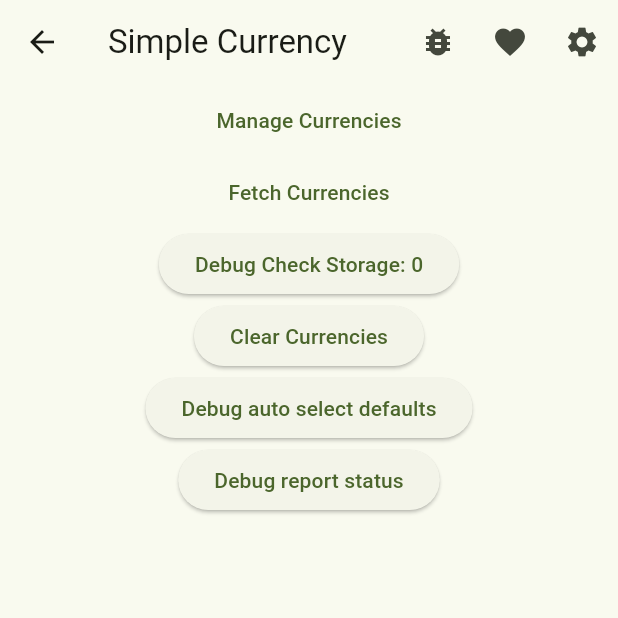
After one commit to wesleybliss/simple-currency, a Flutter app: the screen it shows after launch, after a tap on the "bug report" icon, on a phone screen of 412 x 824 dp, the top half of it. The commit adds this screen. Run offline on Flutter 3.47's test engine with Material 3 defaults, Android fonts, the phone set to English and light mode, and no system bars; our stand-ins replace copy_with_extension, dio, fluro, flutter_riverpod, objectbox, shared_preferences; missing offline and left inert: avatars, currency_formatter, sealed_currencies; generated files the repository leaves out were written again; network calls fail.

```diff
--- a/lib/config/application.dart
+++ b/lib/config/application.dart
@@ -1,5 +1,6 @@
 import 'package:fluro/fluro.dart';
 import 'package:flutter/services.dart';
+import 'package:shared_preferences/shared_preferences.dart';
 import 'package:simple_currency/domain/constants/constants.dart';
 import 'package:simple_currency/domain/di/spot.dart';
 import 'package:simple_currency/domain/di/spot_module.dart';
@@ -19,7 +20,7 @@ import 'package:streaming_shared_preferences/streaming_shared_preferences.dart';
 class Application {
   static bool isInitialized = false;
   static late final FluroRouter router;
-  // static late final StreamingSharedPreferences prefs;
+  static late final SharedPreferences prefs;
 
   static Future<void> initialize() async {
     // Force portrait mode
@@ -36,9 +37,9 @@ class Application {
     //
     // Note: intentionally not setting `isInitialized` true here,
     // so the splash screen can continue loading the rest of the dependencies
-    /*if (!isInitialized) {
-      prefs = await StreamingSharedPreferences.instance;
-    }*/
+    if (!isInitialized) {
+      prefs = await SharedPreferences.getInstance();
+    }
     // await Settings.initialize();
 
     // Let image caching be more verbose (useful when debugging network images)
--- a/lib/config/routing/route_handlers.dart
+++ b/lib/config/routing/route_handlers.dart
@@ -2,6 +2,7 @@
 import 'package:fluro/fluro.dart';
 import 'package:flutter/material.dart';
 import 'package:simple_currency/ui/screens/currencies/currencies_screen.dart';
+import 'package:simple_currency/ui/screens/debug/debug_screen.dart';
 import 'package:simple_currency/ui/screens/error/ErrorScreen.dart';
 import 'package:simple_currency/ui/screens/home/home_screen.dart';
 import 'package:simple_currency/ui/screens/settings/settings_screen.dart';
@@ -39,6 +40,8 @@ Handler paramsHandlerFor(ParamsHandler childFn) {
 final errorHandler = handlerFor(const ErrorScreen(message: '@todo Error'));
 //final splashHandler = handlerFor(SplashScreen(), RouteWrapper.none);
 
+final debugHandler = handlerFor(const DebugScreen());
+
 final homeHandler = handlerFor(const HomeScreen());
 final settingsHandler = handlerFor(const SettingsScreen());
 final currenciesHandler = handlerFor(const CurrenciesScreen());
--- a/lib/config/routing/routes.dart
+++ b/lib/config/routing/routes.dart
@@ -7,6 +7,8 @@ import 'package:simple_currency/utils/logger.dart';
 
 class Routes {
   static final log = Logger('Routes');
+
+  static const String debug = '/debug';
 
   static const String home = '/';
   static const String settings = '/settings';
@@ -28,6 +30,8 @@ class Routes {
       return errorHandler.handlerFunc(context, params);
     });
 
+    define(debug, debugHandler, TransitionType.fadeIn);
+
     define(home, homeHandler, TransitionType.fadeIn);
     define(settings, settingsHandler, TransitionType.fadeIn);
     define(currencies, currenciesHandler, TransitionType.fadeIn);
--- a/lib/domain/constants/constants.dart
+++ b/lib/domain/constants/constants.dart
@@ -1,10 +1,12 @@
 
+import 'package:simple_currency/domain/constants/keys.dart';
 import 'package:simple_currency/domain/constants/routing.dart';
 import 'package:simple_currency/domain/constants/strings.dart';
 
 abstract class Constants {
 
-  static final ConstantsStrings strings = ConstantsStrings();
-  static final RoutingConstants routing = RoutingConstants();
+  static final keys = ConstantsKeys();
+  static final strings = ConstantsStrings();
+  static final routing = RoutingConstants();
 
 }
--- /dev/null
+++ b/lib/domain/constants/keys.dart
@@ -0,0 +1,12 @@
+
+class ConstantsKeys {
+
+  final settings = ConstantsKeysSettings();
+
+}
+
+class ConstantsKeysSettings {
+
+  final lastUpdated = 'lastUpdated';
+
+}
--- a/lib/domain/di/providers/state/currencies_provider.dart
+++ b/lib/domain/di/providers/state/currencies_provider.dart
@@ -1,5 +1,7 @@
 import 'package:collection/collection.dart';
 import 'package:flutter_riverpod/flutter_riverpod.dart';
+import 'package:shared_preferences/shared_preferences.dart';
+import 'package:simple_currency/domain/constants/constants.dart';
 import 'package:simple_currency/domain/di/spot.dart';
 import 'package:simple_currency/domain/io/repos/i_currencies_repo.dart';
 import 'package:simple_currency/domain/models/currency.dart';
@@ -33,7 +35,8 @@ class CurrenciesNotifier extends StateNotifier<CurrenciesState> {
     currencyBox.put(currency);
   }
 
-  Future<void> readCurrencies({ bool showLoading = true }) async {
+  Future<List<Currency>> readCurrencies({ bool showLoading = true }) async {
+
     if (showLoading) {
       state = CurrenciesState(loading: true);
     }
@@ -45,6 +48,8 @@ class CurrenciesNotifier extends StateNotifier<CurrenciesState> {
 
     // log.d('readCurrencies:\n${items.map((e) => '${e.symbol}: (${e.selected})').join('\n')}');
     log.d('readCurrencies: ${items.length}');
+
+    return items;
 
   }
 
@@ -58,7 +63,6 @@ class CurrenciesNotifier extends StateNotifier<CurrenciesState> {
 
     try {
       final CurrencyResponse? res = await currenciesRepo.fetchCurrencies();
-      // await currencyBox.putManyAsync(res?.data.currencies ?? []);
 
       final data = res?.data.currencies ?? [];
       final prev = await currencyBox.getAllAsync();
@@ -85,6 +89,24 @@ class CurrenciesNotifier extends StateNotifier<CurrenciesState> {
     }
   }
 
+  Future<void> initializeCurrencies() async {
+
+    final prefs = await SharedPreferences.getInstance();
+    final lastUpdatedValue = prefs.getString(Constants.keys.settings.lastUpdated);
+    final lastUpdated = lastUpdatedValue != null ? DateTime.parse(lastUpdatedValue) : null;
+    final shouldUpdate = lastUpdated == null || DateTime.now().difference(lastUpdated).inHours > 6;
+    final savedCurrencies = await readCurrencies();
+
+    // If we haven't fetched in more than 6 hours, fetch again
+    if (savedCurrencies.isEmpty || shouldUpdate) {
+      log.d('Initializing currencies. Either no currencies saved, or more than 6 hours since last update');
+      await fetchCurrencies();
+
+      prefs.setString(Constants.keys.settings.lastUpdated, DateTime.now().toIso8601String());
+    }
+
+  }
+
 }
 
 final currenciesProvider = StateNotifierProvider<CurrenciesNotifier, CurrenciesState>((ref) {
--- /dev/null
+++ b/lib/domain/di/providers/state/settings_provider.dart
@@ -0,0 +1,55 @@
+import 'package:flutter_riverpod/flutter_riverpod.dart';
+import 'package:shared_preferences/shared_preferences.dart';
+import 'package:simple_currency/domain/constants/constants.dart';
+
+class Settings {
+  DateTime? lastUpdated;
+
+  Settings({
+    required this.lastUpdated,
+  });
+
+  Settings copyWith({
+    DateTime? lastUpdated,
+  }) => Settings(
+      lastUpdated: lastUpdated ?? this.lastUpdated,
+    );
+}
+
+class SettingsNotifier extends StateNotifier<Settings> {
+  SettingsNotifier() : super(Settings(lastUpdated: null));
+
+  Future<void> load() async {
+    final lastUpdated = await getLastUpdated();
+    state = Settings(lastUpdated: lastUpdated);
+  }
+
+  Future<String?> getString(String key, {String? defaultValue}) async {
+    final prefs = await SharedPreferences.getInstance();
+    return prefs.getString(key) ?? defaultValue;
+  }
+
+  Future<DateTime?> getLastUpdated() async {
+    final lastUpdated = await getString(Constants.keys.settings.lastUpdated);
+    return lastUpdated != null ? DateTime.parse(lastUpdated) : null;
+  }
+
+  Future<void> setLastUpdated(DateTime value) async {
+    final prefs = await SharedPreferences.getInstance();
+    await prefs.setString('lastUpdated', value.toIso8601String());
+    state = state.copyWith(lastUpdated: value);
+  }
+}
+
+final settingsProvider = StateNotifierProvider<SettingsNotifier, Settings>((ref) {
+  return SettingsNotifier();
+});
+
+// Load initial settings
+// ref.read(settingsProvider.notifier).load();
+
+// Watch for changes to settings
+// final settings = ref.watch(settingsProvider);
+
+// Update settings
+// await ref.read(settingsProvider.notifier).setUsername(value);
--- /dev/null
+++ b/lib/ui/screens/debug/debug_screen.dart
@@ -0,0 +1,104 @@
+import 'package:collection/collection.dart';
+import 'package:flutter/material.dart';
+import 'package:flutter_riverpod/flutter_riverpod.dart';
+import 'package:simple_currency/config/application.dart';
+import 'package:simple_currency/domain/constants/constants.dart';
+import 'package:simple_currency/domain/di/providers/state/currencies_provider.dart';
+import 'package:simple_currency/domain/models/currency.dart';
+import 'package:simple_currency/store/SimpleCurrencyStore.dart';
+import 'package:simple_currency/ui/screens/home/home_error.dart';
+import 'package:simple_currency/ui/screens/home/home_loading.dart';
+import 'package:simple_currency/ui/screens/home/home_ready.dart';
+import 'package:simple_currency/ui/widgets/toolbar.dart';
+import 'package:simple_currency/utils/logger.dart';
+import 'package:simple_currency/utils/utils.dart';
+
+class DebugScreen extends ConsumerStatefulWidget {
+  const DebugScreen({super.key});
+
+  @override
+  ConsumerState<DebugScreen> createState() => _DebugScreenState();
+}
+
+class _DebugScreenState extends ConsumerState<DebugScreen> {
+
+  final log = Logger('DebugScreen');
+
+  @override
+  Widget build(BuildContext context) {
+    final state = ref.watch(currenciesProvider);
+    final selectedCurrencies = ref.watch(selectedCurrenciesProvider);
+
+    void debugCheckStorage() async {
+      final currencyBox = store.box<Currency>();
+      final items = await currencyBox.getAllAsync();
+      log.d('Currency items: ${items.length}');
+      log.d('Selected Currencies: $selectedCurrencies');
+    }
+
+    void debugAutoSelectDefaults() async {
+      final currencyBox = store.box<Currency>();
+      final items = await currencyBox.getAllAsync();
+      final symbols = ['USD', 'COP', 'MXN'];
+
+      for (var symbol in symbols) {
+        final it = items.firstWhereOrNull((e) => e.symbol == symbol);
+        if (it != null) {
+          currencyBox.put(it.copyWith(selected: true));
+        } else {
+          log.e('Symbol not found: $symbol');
+        }
+      }
+    }
+
+    void debugReportStatus() async {
+      log.d('HomeReady: ${state.currencies.length} total');
+      log.d('HomeReady: ${selectedCurrencies.length} selected');
+    }
+
+    void onFetchCurrenciesClick() {
+      ref.read(currenciesProvider.notifier).fetchCurrencies();
+    }
+
+    void onClearCurrenciesClick() {
+      ref.read(currenciesProvider.notifier).fetchCurrencies();
+    }
+
+    final debugButton = ElevatedButton(
+      onPressed: debugCheckStorage,
+      child: Text('Debug Check Storage: ${state.currencies.length}'),
+    );
+
+    return Scaffold(
+        appBar: Toolbar(title: Constants.strings.appName),
+        body: Center(child: Column(
+            crossAxisAlignment: CrossAxisAlignment.center,
+            mainAxisAlignment: MainAxisAlignment.start,
+            children: [
+          TextButton(
+            onPressed: () => Application.router.navigateTo(context, '/currencies'),
+            child: const Text('Manage Currencies'),
+          ),
+          TextButton(
+            onPressed: onFetchCurrenciesClick,
+            child: const Text('Fetch Currencies'),
+          ),
+          ElevatedButton(
+            onPressed: debugCheckStorage,
+            child: Text('Debug Check Storage: ${state.currencies.length}'),
+          ),
+          ElevatedButton(
+            onPressed: onClearCurrenciesClick,
+            child: const Text('Clear Currencies'),
+          ),
+          ElevatedButton(
+            onPressed: debugAutoSelectDefaults,
+            child: const Text('Debug auto select defaults'),
+          ),
+          ElevatedButton(
+            onPressed: debugReportStatus,
+            child: const Text('Debug report status'),
+          ),
+    ])));
+  }
+}
--- a/lib/ui/screens/home/home_error.dart
+++ b/lib/ui/screens/home/home_error.dart
@@ -15,7 +15,7 @@ class HomeError extends ConsumerWidget {
 
     return Center(
         child: Column(children: [
-      Text('Error: ${state.error}'),
+      Padding(padding: const EdgeInsets.only(left: 16, right: 16), child: Text('Error: ${state.error}')),
       ElevatedButton(
         onPressed: onFetchCurrenciesClick,
         child: const Text('Fetch Currencies'),
--- a/lib/ui/screens/home/home_screen.dart
+++ b/lib/ui/screens/home/home_screen.dart
@@ -6,6 +6,7 @@ import 'package:simple_currency/ui/screens/home/home_error.dart';
 import 'package:simple_currency/ui/screens/home/home_loading.dart';
 import 'package:simple_currency/ui/screens/home/home_ready.dart';
 import 'package:simple_currency/ui/widgets/toolbar.dart';
+import 'package:simple_currency/utils/utils.dart';
 
 class HomeScreen extends ConsumerStatefulWidget {
   const HomeScreen({super.key});
@@ -18,8 +19,11 @@ class _HomeScreenState extends ConsumerState<HomeScreen> {
   @override
   void initState() {
     super.initState();
-    // Trigger the fetchCurrencies method when the screen loads
-    ref.read(currenciesProvider.notifier).fetchCurrencies();
+
+    Utils.nextTick(() {
+      // Read local currencies & refresh if needed
+      ref.read(currenciesProvider.notifier).initializeCurrencies();
+    });
   }
 
   @override
--- a/lib/ui/widgets/toolbar.dart
+++ b/lib/ui/widgets/toolbar.dart
@@ -20,11 +20,17 @@ class Toolbar extends StatelessWidget implements PreferredSizeWidget {
       title: Text(title),
       actions: [
         IconButton(
+          icon: const Icon(Icons.bug_report), // Heart icon for favorites
+          tooltip: 'Debug',
+          onPressed: () {
+            Application.router.navigateTo(context, '/debug');
+          },
+        ),
+        IconButton(
           icon: const Icon(Icons.favorite), // Heart icon for favorites
           tooltip: 'Favorites',
           onPressed: () {
-            // Handle favorites action
-            print('Favorites pressed');
+            Application.router.navigateTo(context, '/currencies');
           },
         ),
         IconButton(
--- a/pubspec.yaml
+++ b/pubspec.yaml
@@ -57,7 +57,8 @@ dependencies:
   crypto: ^3.0.6
 
   # Key/value storage for basic app persistence
-  shared_preferences: ^2.1.1
+  shared_preferences: ^2.3.3
+  shared_preferences_riverpod: ^0.3.0
 
   # Offline database storage
   objectbox: ^4.0.3
```
Also changed, not shown: lib/ui/screens/home/home_loading.dart (+8 -9 lines), lib/ui/screens/home/home_ready.dart (+3 -33 lines), lib/ui/widgets/numeric_keyboard_grid/numeric_keyboard_grid.dart (added, +188 -0 lines), lib/ui/widgets/numeric_keyboard_grid/numeric_keyboard_grid_button.dart (added, +28 -0 lines), pubspec.lock.
